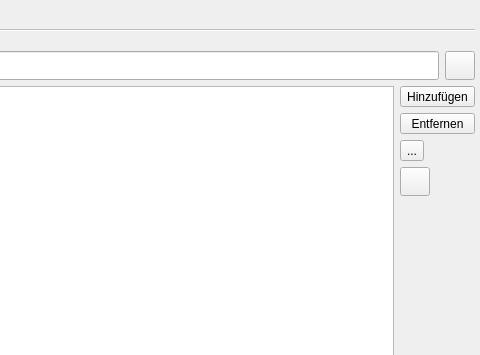
Old version of the form ui/qmemployeesettingswidget.ui in the repository Christian-Kr/QualificationMatrix; both pictures show x 340 to 820 and y 0 to 355 of the 820 by 676 pixel window.
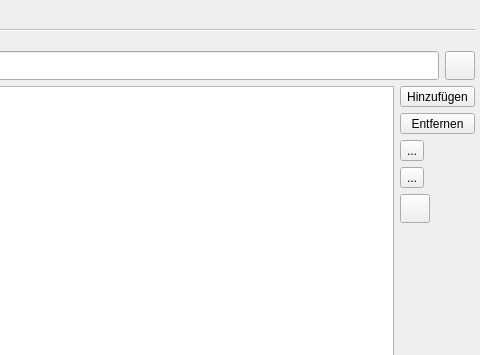
New version of the form. Icons and pictures are not drawn.

Commit message: Allow making employees inactive

```diff
--- a/ui/qmemployeesettingswidget.ui
+++ b/ui/qmemployeesettingswidget.ui
@@ -233,6 +233,23 @@
                </property>
               </widget>
              </item>
+             <item>
+              <widget class="QToolButton" name="tbDeactivate">
+               <property name="text">
+                <string>...</string>
+               </property>
+               <property name="icon">
+                <iconset resource="../icons.qrc">
+                 <normaloff>:/icons/icons/document-encrypted.svg</normaloff>:/icons/icons/document-encrypted.svg</iconset>
+               </property>
+               <property name="iconSize">
+                <size>
+                 <width>22</width>
+                 <height>22</height>
+                </size>
+               </property>
+              </widget>
+             </item>
              <item>
               <widget class="QToolButton" name="tbRevertChanges">
                <property name="minimumSize">
```
Left out of the diff: 17 changed lines with no effect on the pictures. The commit also changes 2 other files.
